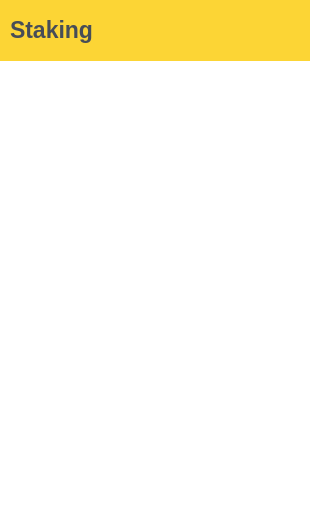
Above: page/staking/pagestaking.ui from LYRA-Block-Lattice/LyraWalletManager before the change. Below: the same form after it.
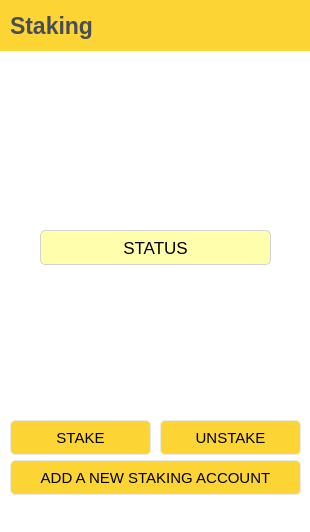
That is the form after the change.

Commit message: Staking done and fully functional, fix UI and function issues.

```diff
--- a/page/staking/pagestaking.ui
+++ b/page/staking/pagestaking.ui
@@ -20,7 +20,8 @@
    <string>Staking</string>
   </property>
   <property name="styleSheet">
-   <string notr="true">background: #FFFFFF</string>
+   <string notr="true">background: #FFFFFF;
+color:black;</string>
   </property>
   <widget class="QFrame" name="headerFrame">
    <property name="geometry">
@@ -28,7 +29,7 @@
      <x>0</x>
      <y>0</y>
      <width>311</width>
-     <height>61</height>
+     <height>51</height>
     </rect>
    </property>
    <property name="styleSheet">
@@ -44,9 +45,9 @@
     <property name="geometry">
      <rect>
       <x>10</x>
-      <y>9</y>
+      <y>10</y>
       <width>131</width>
-      <height>41</height>
+      <height>31</height>
      </rect>
     </property>
     <property name="sizePolicy">
@@ -72,6 +73,188 @@
     </property>
    </widget>
   </widget>
+  <widget class="QPushButton" name="unstakePushButton">
+   <property name="geometry">
+    <rect>
+     <x>160</x>
+     <y>420</y>
+     <width>141</width>
+     <height>35</height>
+    </rect>
+   </property>
+   <property name="font">
+    <font>
+     <pointsize>11</pointsize>
+     <stylestrategy>PreferDefault</stylestrategy>
+    </font>
+   </property>
+   <property name="tabletTracking">
+    <bool>true</bool>
+   </property>
+   <property name="focusPolicy">
+    <enum>Qt::NoFocus</enum>
+   </property>
+   <property name="styleSheet">
+    <string notr="true">QPushButton {
+	border-style: solid;
+	background-color: rgba(252, 213, 53, 255);
+	border-radius: 5px;
+	border-width: 1px;
+	border-color: rgb(235, 235, 235);
+	color: black;
+}
+QPushButton:hover {
+    background-color: rgba(252, 213, 53, 192);
+}
+
+QPushButton:pressed {
+    background-color: rgba(252, 213, 53, 128);
+}
+
+QPushButton:disabled {
+    color: rgba(0, 0, 0, 128);
+}</string>
+   </property>
+   <property name="text">
+    <string>UNSTAKE</string>
+   </property>
+  </widget>
+  <widget class="QPushButton" name="stakePushButton">
+   <property name="enabled">
+    <bool>true</bool>
+   </property>
+   <property name="geometry">
+    <rect>
+     <x>10</x>
+     <y>420</y>
+     <width>141</width>
+     <height>35</height>
+    </rect>
+   </property>
+   <property name="font">
+    <font>
+     <pointsize>11</pointsize>
+     <stylestrategy>PreferDefault</stylestrategy>
+    </font>
+   </property>
+   <property name="tabletTracking">
+    <bool>true</bool>
+   </property>
+   <property name="focusPolicy">
+    <enum>Qt::NoFocus</enum>
+   </property>
+   <property name="styleSheet">
+    <string notr="true">QPushButton {
+	border-style: solid;
+	background-color: rgba(252, 213, 53, 255);
+	border-radius: 5px;
+	border-width: 1px;
+	border-color: rgb(235, 235, 235);
+	color: black;
+}
+QPushButton:hover {
+    background-color: rgba(252, 213, 53, 192);
+}
+
+QPushButton:pressed {
+    background-color: rgba(252, 213, 53, 128);
+}
+
+QPushButton:disabled {
+    color: rgba(0, 0, 0, 128);
+}</string>
+   </property>
+   <property name="text">
+    <string>STAKE</string>
+   </property>
+  </widget>
+  <widget class="QPushButton" name="addStakingAccountPushButton">
+   <property name="geometry">
+    <rect>
+     <x>10</x>
+     <y>460</y>
+     <width>291</width>
+     <height>35</height>
+    </rect>
+   </property>
+   <property name="sizePolicy">
+    <sizepolicy hsizetype="Preferred" vsizetype="Fixed">
+     <horstretch>0</horstretch>
+     <verstretch>0</verstretch>
+    </sizepolicy>
+   </property>
+   <property name="minimumSize">
+    <size>
+     <width>0</width>
+     <height>32</height>
+    </size>
+   </property>
+   <property name="font">
+    <font>
+     <pointsize>11</pointsize>
+     <stylestrategy>PreferDefault</stylestrategy>
+    </font>
+   </property>
+   <property name="focusPolicy">
+    <enum>Qt::NoFocus</enum>
+   </property>
+   <property name="styleSheet">
+    <string notr="true">QPushButton {
+	border-style: solid;
+	background-color: rgba(252, 213, 53, 255);
+	border-radius: 5px;
+	border-width: 1px;
+	border-color: rgb(235, 235, 235);
+	color: black;
+}
+QPushButton:hover {
+    background-color: rgba(252, 213, 53, 192);
+}
+
+QPushButton:pressed {
+    background-color: rgba(252, 213, 53, 128);
+}
+
+QPushButton:disabled {
+    color: rgba(0, 0, 0, 128);
+}</string>
+   </property>
+   <property name="text">
+    <string>ADD A NEW STAKING ACCOUNT</string>
+   </property>
+   <property name="flat">
+    <bool>false</bool>
+   </property>
+  </widget>
+  <widget class="QLabel" name="statusLabel">
+   <property name="geometry">
+    <rect>
+     <x>40</x>
+     <y>230</y>
+     <width>231</width>
+     <height>35</height>
+    </rect>
+   </property>
+   <property name="autoFillBackground">
+    <bool>false</bool>
+   </property>
+   <property name="styleSheet">
+    <string notr="true">border-style: solid;
+border-radius: 5px;
+border-width: 1px;
+border-color: lightgrey;
+background-color: rgb(255, 254, 173);</string>
+   </property>
+   <property name="text">
+    <string>STATUS</string>
+   </property>
+   <property name="alignment">
+    <set>Qt::AlignCenter</set>
+   </property>
+   <property name="textInteractionFlags">
+    <set>Qt::NoTextInteraction</set>
+   </property>
+  </widget>
  </widget>
  <resources/>
  <connections/>
```
Left out of the diff: 2 changed lines with no effect on the pictures. The commit also changes 75 other files.
